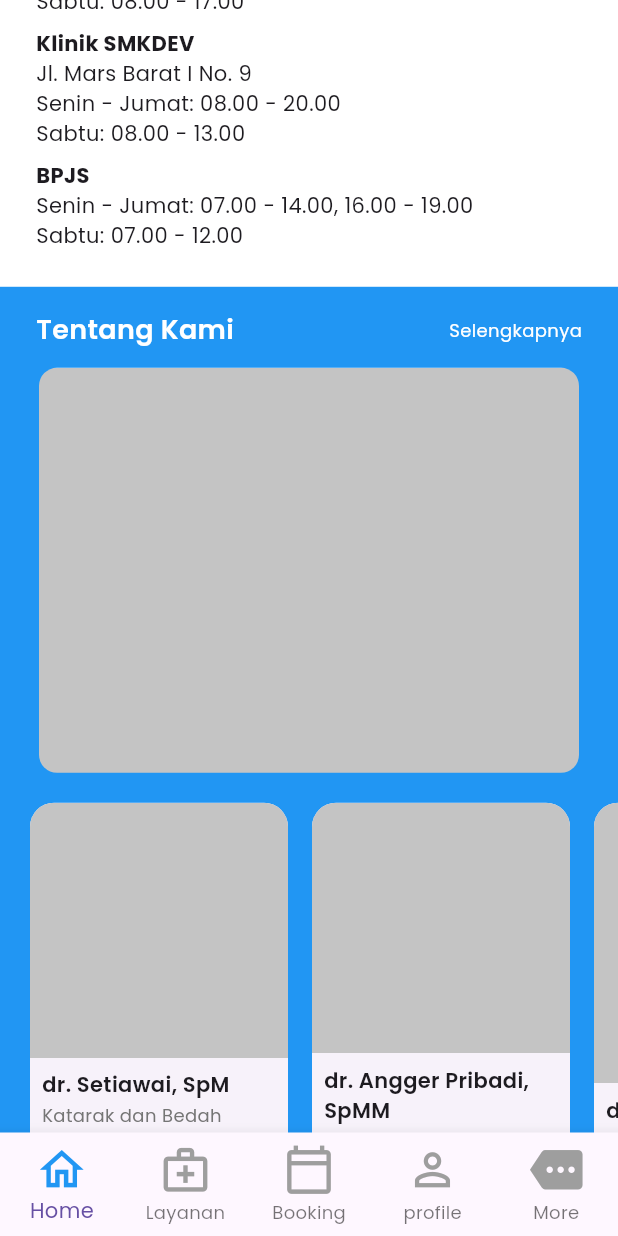
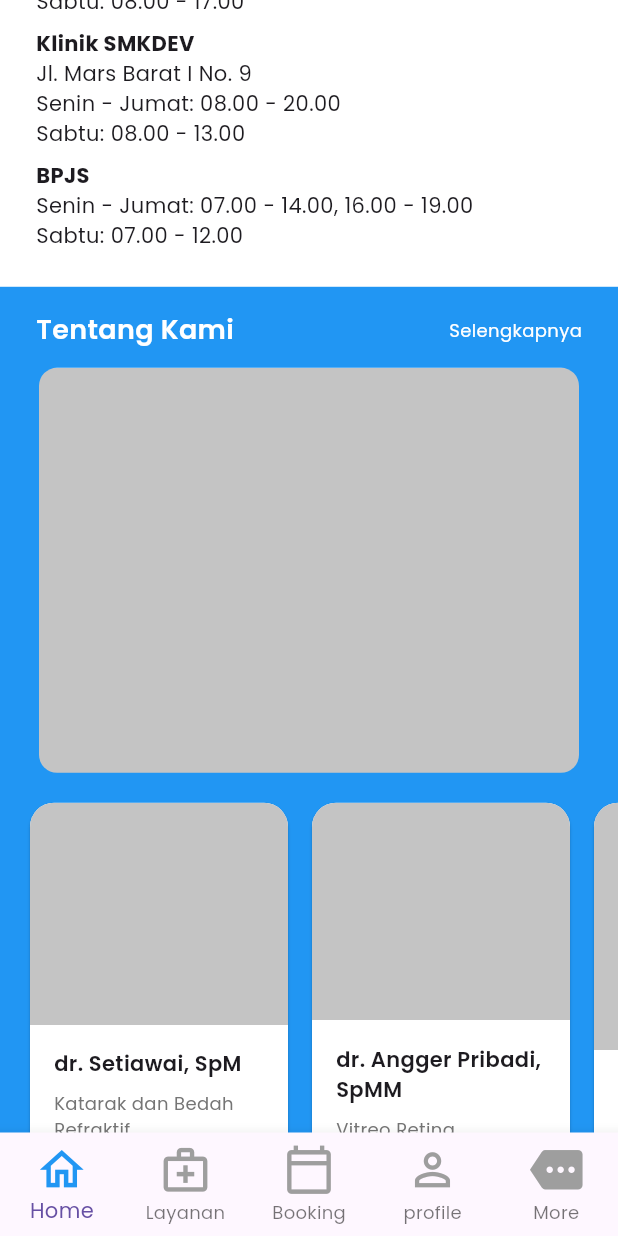
Before and after one commit to zyrridian/hospital-app, a Flutter app: the screen it shows after launch, scrolled down 576 dp, on a phone screen of 412 x 824 dp. Run offline on Flutter 3.47's test engine with Material 3 defaults, Android fonts, the phone set to English and light mode, and no system bars; our stand-ins replace carousel_slider.

```diff
--- a/lib/home/home.dart
+++ b/lib/home/home.dart
@@ -104,6 +104,39 @@ class _HomePageState extends State<HomePage> {
     }
   ];
 
+  final List<Map<String, String>> newsData = [
+    {
+      'title': 'Training Center',
+      'content':
+          'Training Center bekerjasama dengan SMKDEV untuk meningkatkan keterampilan siswa dalam bidang teknologi. Program ini mencakup pelatihan intensif, sertifikasi, dan bimbingan industri dari para mentor profesional.',
+      'image': 'assets/images/test.png'
+    },
+    {
+      'title': 'Baksos SMKDEV',
+      'content':
+          'Untuk kesekian kalinya, SMKDEV melakukan bakti sosial dengan membagikan paket sembako dan alat tulis kepada masyarakat yang membutuhkan. Kegiatan ini menjadi bentuk kepedulian sosial komunitas terhadap lingkungan sekitar.',
+      'image': 'assets/images/test.png'
+    },
+    {
+      'title': 'Lomba Coding Nasional',
+      'content':
+          'SMKDEV kembali mengadakan Lomba Coding Nasional yang diikuti oleh ratusan peserta dari berbagai daerah. Lomba ini bertujuan untuk mengasah keterampilan pemrograman siswa dan memberikan pengalaman kompetitif di tingkat nasional.',
+      'image': 'assets/images/test.png'
+    },
+    {
+      'title': 'Bootcamp Web Development',
+      'content':
+          'SMKDEV meluncurkan Bootcamp Web Development dengan kurikulum terbaru yang mencakup teknologi modern seperti React, Next.js, dan Tailwind CSS. Program ini dirancang untuk membekali peserta dengan keterampilan siap kerja dalam industri teknologi.',
+      'image': 'assets/images/test.png'
+    },
+    {
+      'title': 'Kunjungan Industri ke Perusahaan Teknologi',
+      'content':
+          'Para siswa SMKDEV mendapatkan kesempatan untuk melakukan kunjungan industri ke beberapa perusahaan teknologi ternama. Dalam kunjungan ini, mereka belajar langsung dari para profesional mengenai proses pengembangan perangkat lunak dan budaya kerja di industri IT.',
+      'image': 'assets/images/test.png'
+    }
+  ];
+
   @override
   Widget build(BuildContext context) {
     return Scaffold(
@@ -118,8 +151,8 @@ class _HomePageState extends State<HomePage> {
                 _buildCarousel(),
                 _buildMap(),
                 _buildTentangKamiOverview(),
-                _buildBeritaTerbaruOverview(),
-                _buildKontakDanPengaduanOverview()
+                _buildNewsSection(),
+                _buildKontakDanPengaduanOverview(),
               ],
             ),
           )
@@ -349,7 +382,8 @@ class _HomePageState extends State<HomePage> {
       child: Card(
         shape: RoundedRectangleBorder(borderRadius: BorderRadius.circular(16)),
         clipBehavior: Clip.antiAlias,
-        elevation: 0,
+        color: Colors.white,
+        // elevation: 0,
         child: Column(
           crossAxisAlignment: CrossAxisAlignment.start,
           children: [
@@ -361,7 +395,7 @@ class _HomePageState extends State<HomePage> {
               ),
             ),
             Padding(
-              padding: const EdgeInsets.all(8.0),
+              padding: const EdgeInsets.all(16.0),
               child: Column(
                 crossAxisAlignment: CrossAxisAlignment.start,
                 children: [
@@ -372,7 +406,7 @@ class _HomePageState extends State<HomePage> {
                       fontWeight: FontWeight.w600,
                     ),
                   ),
-                  const SizedBox(height: 2),
+                  const SizedBox(height: 8),
                   Text(
                     doctor['specialty'] ?? '',
                     style: TextStyle(
@@ -389,158 +423,157 @@ class _HomePageState extends State<HomePage> {
     );
   }
 
-  Widget _buildBeritaTerbaruOverview() {
+  Widget _buildNewsSection() {
     return Container(
-      height: 300.0,
+      padding: const EdgeInsets.symmetric(vertical: 16.0),
+      child: Column(
+        children: [
+          const Padding(
+            padding: EdgeInsets.symmetric(horizontal: 24),
+            child: Row(
+              mainAxisAlignment: MainAxisAlignment.spaceBetween,
+              children: [
+                Text(
+                  'Berita Terbaru',
+                  style: TextStyle(
+                    fontSize: 18.0,
+                    fontWeight: FontWeight.w600,
+                  ),
+                ),
+                Text(
+                  'Selengkapnya',
+                  style: TextStyle(
+                    fontSize: 12.0,
+                  ),
+                )
+              ],
+            ),
+          ),
+          const SizedBox(height: 8),
+          SizedBox(
+            height: 250,
+            child: ListView.builder(
+              padding: const EdgeInsets.symmetric(horizontal: 12),
+              scrollDirection: Axis.horizontal,
+              itemCount: newsData.length,
+              itemBuilder: (context, index) {
+                final news = newsData[index];
+                return _buildNewsItem(news);
+              },
+            ),
+          ),
+        ],
+      ),
+    );
+  }
+
+  Widget _buildNewsItem(Map<String, String> news) {
+    return Container(
+      width: 240,
+      margin: const EdgeInsets.symmetric(horizontal: 4),
+      child: Card(
+        shape: RoundedRectangleBorder(borderRadius: BorderRadius.circular(16)),
+        clipBehavior: Clip.antiAlias,
         color: Colors.white,
+        child: Column(
+          crossAxisAlignment: CrossAxisAlignment.start,
+          children: [
+            Expanded(
+              child: Image.asset(
+                news['image'] ?? 'assets/images/test.png',
+                fit: BoxFit.cover,
+                width: double.infinity,
+              ),
+            ),
+            Padding(
+              padding: const EdgeInsets.all(16.0),
+              child: Column(
+                crossAxisAlignment: CrossAxisAlignment.start,
+                children: [
+                  Text(
+                    news['title'] ?? '',
+                    style: const TextStyle(
+                      fontSize: 14,
+                      fontWeight: FontWeight.w600,
+                    ),
+                  ),
+                  const SizedBox(height: 8),
+                  Text(
+                    news['content'] ?? '',
+                    maxLines: 2,
+                    style: TextStyle(
+                      fontSize: 12,
+                      color: Colors.grey[600],
+                    ),
+                  ),
+                ],
+              ),
+            ),
+          ],
+        ),
+      ),
     );
   }
 
   Widget _buildKontakDanPengaduanOverview() {
     return Container(
-      padding: const EdgeInsets.all(20.0),
-      color: Colors.blue,
-      child: Column(
+      padding: const EdgeInsets.all(16.0),
+      child: const Column(
         crossAxisAlignment: CrossAxisAlignment.start,
         children: [
-          const Text('Kontak & Pengaduan',
-              style: TextStyle(fontSize: 16.0, fontWeight: FontWeight.bold)),
-          const Divider(height: 15.0),
-          const Row(
-            children: [
-              Column(
+          Text(
+            'Kontak & Pengaduan',
+            style: TextStyle(fontSize: 18.0, fontWeight: FontWeight.w600),
+          ),
+          SizedBox(height: 12.0),
+          Row(
             children: [
               Icon(Icons.location_on_outlined, color: Colors.grey),
-                ],
+              SizedBox(width: 8.0),
+              Column(
+                crossAxisAlignment: CrossAxisAlignment.start,
+                children: [
+                  Text(
+                    'Rumah Sakit SMKDEV',
+                    style: TextStyle(fontSize: 12, fontWeight: FontWeight.w600),
                   ),
-              Column(
-                children: [
-                  Text('Rumah Sakit SMKDEV',
-                      style: TextStyle(
-                          fontSize: 12.0, fontWeight: FontWeight.bold)),
-                  Text('Jl. Margacinta No. 29')
+                  Text(
+                    'Jl. Margacinta No. 29',
+                    style: TextStyle(fontSize: 12),
+                  )
                 ],
               )
             ],
           ),
-          const Divider(height: 12.0),
-          Column(
-            children: [
-              InkWell(
-                  onTap: () {
-                    Navigator.push(
-                        context,
-                        MaterialPageRoute(
-                            builder: (context) => new LayananPage()));
-                  },
-                  child: const Row(
+          SizedBox(height: 12.0),
+          Row(
             children: [
               Icon(Icons.mail_outline, color: Colors.grey),
-                      Text('info@smk.dev', style: TextStyle(fontSize: 12.0)),
-                    ],
-                  ))
+              SizedBox(width: 8.0),
+              Text('info@smk.dev', style: TextStyle(fontSize: 12)),
             ],
           ),
-          const Divider(height: 12.0),
-          Column(
+          SizedBox(height: 12.0),
+          Row(
             children: [
               Row(
                 children: [
-                  InkWell(
-                      onTap: () {
-                        Navigator.push(
-                            context,
-                            MaterialPageRoute(
-                                builder: (context) => new LayananPage()));
-                      },
-                      child: const Row(
-                        children: [
                   Icon(Icons.phone_outlined, color: Colors.grey),
-                          Text('+622 7000 0000')
+                  SizedBox(width: 8.0),
+                  Text('+62 7000 0000', style: TextStyle(fontSize: 12))
                 ],
-                      )),
-                  SizedBox(width: 5.0),
-                  InkWell(
-                    onTap: () {
-                      Navigator.push(
-                          context,
-                          MaterialPageRoute(
-                              builder: (context) => new LayananPage()));
-                    },
-                    child: const Row(
+              ),
+              SizedBox(width: 24.0),
+              Row(
                 children: [
                   Icon(Icons.apartment_outlined, color: Colors.grey),
-                        Text('+622 7000 0000')
+                  SizedBox(width: 8.0),
+                  Text('+62 7000 0000', style: TextStyle(fontSize: 12))
                 ],
-                    ),
               )
             ],
           )
         ],
-          )
-
-          // Row(
-          //   crossAxisAlignment: CrossAxisAlignment.start,
-          //   children: [
-          //     Column(
-          //       crossAxisAlignment: CrossAxisAlignment.start,
-          //       children: [
-          //         Icon(Icons.location_on_outlined, color: Colors.grey),
-          //         Icon(Icons.mail_outline, color: Colors.grey),
-          //         Icon(Icons.phone_outlined, color: Colors.grey)
-          //       ],
-          //     ),
-          //     Column(
-          //       crossAxisAlignment: CrossAxisAlignment.start,
-          //       children: [
-          //         Text('Rumah Sakit SMKDEV', style: TextStyle(fontWeight: FontWeight.bold)),
-          //         Text('Jl. Margacinta No. 29', style: TextStyle(fontSize: 10.0)),
-          //         Divider(height: 12.0),
-          //         Text('info@smk.dev', style: TextStyle(fontSize: 10.0)),
-          //         Row(
-          //           crossAxisAlignment: CrossAxisAlignment.start,
-          //           children: [
-          //             Text('+622 7000 0000'),
-          //             Icon(Icons.apartment_outlined, color: Colors.grey),
-          //             Text('+622 7000 0000')
-          //           ],
-          //         )
-          //       ],
-          //     )
-          //   ],
-          // )
-        ],
-      ),
-    );
-  }
-
-  // Row
-  Widget _rowTentangKamiOverview(TentangKamiOverview tentangKamiOverview) {
-    return Container(
-      child: SizedBox(
-        child: Card(
-          clipBehavior: Clip.antiAliasWithSaveLayer,
-          elevation: 3.0,
-          color: Colors.white,
-          margin: EdgeInsets.only(top: 15.0, right: 15.0),
-          child: Column(
-            crossAxisAlignment: CrossAxisAlignment.start,
-            children: [
-              ClipRRect(
-                child: Image.asset(
-                  tentangKamiOverview.image,
-                  height: 200.0,
-                  width: 150.0,
-                ),
-              ),
-              Text(
-                tentangKamiOverview.title,
-                style: TextStyle(fontWeight: FontWeight.bold),
-              ),
-              Text(tentangKamiOverview.desc)
-            ],
-          ),
-        ),
       ),
     );
   }
--- a/lib/splash_screen.dart
+++ b/lib/splash_screen.dart
@@ -28,6 +28,7 @@ class _SplashScreenState extends State<SplashScreen> {
   @override
   Widget build(BuildContext context) {
     return Scaffold(
+      backgroundColor: Colors.white,
       body: Center(
         child: Image.asset(
           'assets/images/logo.png',
```
Lines whose indentation alone changed are shown as unchanged.
